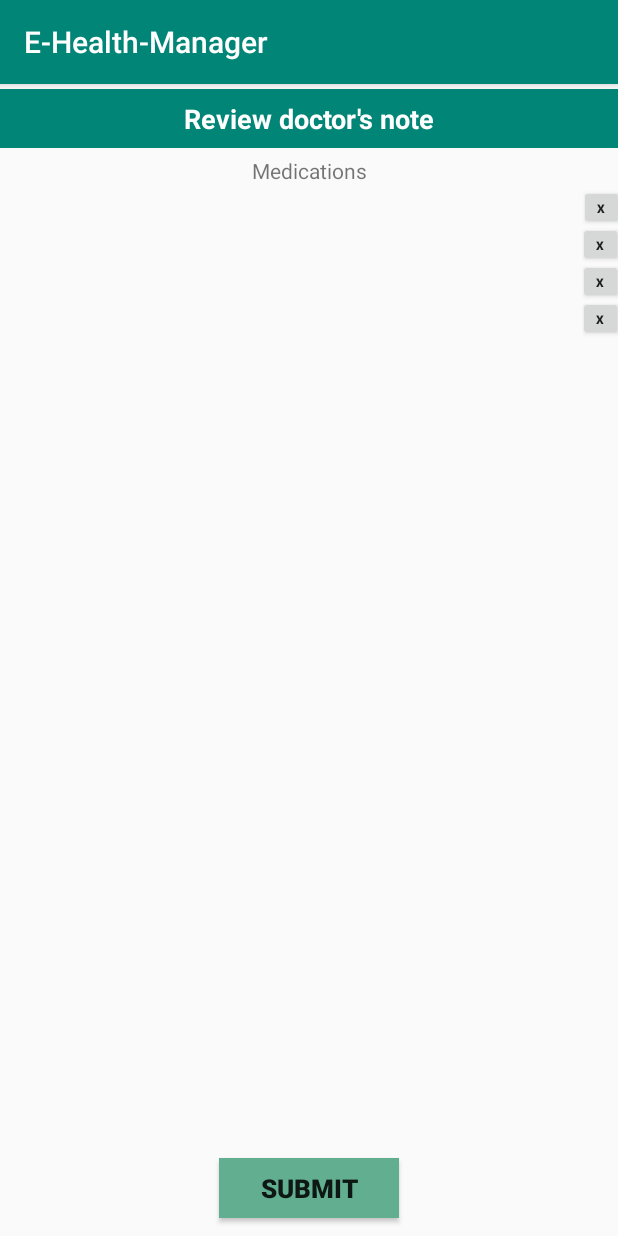
After one commit to ece1778-2020/Healthy-Mind, an Android app: the ManualConfirm screen opened directly, with no data from a screen before it, on a phone screen of 412 x 824 dp. The commit adds this screen. Run offline under Robolectric (Android 15) with nearby library versions, the phone set to English and light mode, and no system bars; our stand-ins replace Firebase (no records; nobody signed in at launch, a user with empty details on screens opened directly); 4 statements that could not run were skipped.

Commit message:
woking on manual input

```diff
--- a/app/src/main/AndroidManifest.xml
+++ b/app/src/main/AndroidManifest.xml
@@ -13,7 +13,8 @@
         android:roundIcon="@mipmap/ic_launcher_round"
         android:supportsRtl="true"
         android:theme="@style/AppTheme">
-        <activity android:name=".ManualMedication"></activity>
+        <activity android:name=".ManualConfirm"></activity>
+        <activity android:name=".ManualMedication" />
         <activity android:name=".ManualMoreInfo" />
         <activity android:name=".ManualAppointments" />
         <activity android:name=".ChangeRoutine" />
--- /dev/null
+++ b/app/src/main/java/com/example/e_health_manager/ManualConfirm.java
@@ -0,0 +1,77 @@
+package com.example.e_health_manager;
+
+import androidx.annotation.Nullable;
+import androidx.appcompat.app.AppCompatActivity;
+
+import android.content.Intent;
+import android.os.Bundle;
+import android.view.View;
+import android.widget.TextView;
+
+import com.google.firebase.auth.FirebaseAuth;
+import com.google.firebase.firestore.DocumentSnapshot;
+import com.google.firebase.firestore.EventListener;
+import com.google.firebase.firestore.FirebaseFirestore;
+import com.google.firebase.firestore.FirebaseFirestoreException;
+
+import java.util.ArrayList;
+import java.util.HashMap;
+
+public class ManualConfirm extends AppCompatActivity {
+
+    String doctor_note_id;
+
+    FirebaseFirestore db;
+    FirebaseAuth mAuth;
+    String userID;
+
+    TextView m1, m2, m3, m4;
+
+    @Override
+    protected void onCreate(Bundle savedInstanceState) {
+        super.onCreate(savedInstanceState);
+        setContentView(R.layout.activity_manual_confirm);
+
+        db = FirebaseFirestore.getInstance();
+
+        mAuth = FirebaseAuth.getInstance();
+        // Current user.
+        userID = mAuth.getCurrentUser().getUid();
+
+        m1 = findViewById(R.id.textView11);
+        m2 = findViewById(R.id.textView12);
+        m3 = findViewById(R.id.textView13);
+        m4 = findViewById(R.id.textView14);
+
+
+        // handle the intent called from the previous page.
+        // callingActivityIntent is from the previous page.
+        Intent callingActivityIntent = getIntent();
+
+        if (callingActivityIntent != null) {
+            doctor_note_id = callingActivityIntent.getStringExtra("curr_doctor_note_id");
+        }
+
+        db.collection("doctor's note")
+                .document(doctor_note_id)
+                .addSnapshotListener(this, new EventListener<DocumentSnapshot>() {
+                    @Override
+                    public void onEvent(@Nullable DocumentSnapshot documentSnapshot, @Nullable FirebaseFirestoreException e) {
+                        ArrayList<HashMap<String, Object>> medications = (ArrayList<HashMap<String, Object>>) documentSnapshot.get("medications");
+                        HashMap<String, Object> m1_item = medications.get(0);
+                        String m1_text = "take: " + m1_item.get("name").toString() + "for: " + m1_item.get("reason").toString() + "at time: " + m1_item.get("time").toString();
+                        m1.setText(m1_text);
+
+                        HashMap<String, Object> m2_item = medications.get(1);
+                        String m2_text = "take: " + m2_item.get("name").toString() + "for: " + m2_item.get("reason").toString() + "at time: " + m2_item.get("time").toString();
+                        m2.setText(m2_text);
+                    }
+                });
+
+
+    }
+
+    public void onClick_submit(View view) {
+
+    }
+}
--- a/app/src/main/java/com/example/e_health_manager/ManualMoreInfo.java
+++ b/app/src/main/java/com/example/e_health_manager/ManualMoreInfo.java
@@ -15,7 +15,7 @@ public class ManualMoreInfo extends AppCompatActivity {
     }
 
 
-    public void onClick_submit(View view) {
+    public void onClick_next_page(View view) {
 
     }
 }
--- /dev/null
+++ b/app/src/main/res/layout/activity_manual_confirm.xml
@@ -0,0 +1,153 @@
+<?xml version="1.0" encoding="utf-8"?>
+<androidx.constraintlayout.widget.ConstraintLayout xmlns:android="http://schemas.android.com/apk/res/android"
+    xmlns:app="http://schemas.android.com/apk/res-auto"
+    xmlns:tools="http://schemas.android.com/tools"
+    android:layout_width="match_parent"
+    android:layout_height="match_parent"
+    tools:context=".ManualConfirm">
+
+
+    <TextView
+        android:id="@+id/title"
+        android:layout_width="match_parent"
+        android:layout_height="39dp"
+        android:layout_marginTop="3dp"
+        android:background="@color/colorPrimary"
+        android:gravity="center"
+        android:text="Review doctor's note"
+        android:textColor="@color/white"
+        android:textSize="18sp"
+        android:textStyle="bold"
+        app:layout_constraintTop_toTopOf="parent"
+        tools:layout_editor_absoluteX="1dp" />
+
+
+    <TextView
+        android:id="@+id/textView10"
+        android:layout_width="wrap_content"
+        android:layout_height="wrap_content"
+        android:layout_marginTop="5dp"
+        android:text="Medications"
+        app:layout_constraintEnd_toEndOf="parent"
+        app:layout_constraintStart_toStartOf="parent"
+        app:layout_constraintTop_toBottomOf="@+id/title" />
+
+
+    <TextView
+        android:id="@+id/textView11"
+        android:layout_width="390dp"
+        android:layout_height="wrap_content"
+        android:layout_marginTop="5dp"
+        android:gravity="center"
+        app:layout_constraintEnd_toStartOf="@id/button6"
+        app:layout_constraintStart_toStartOf="parent"
+        app:layout_constraintTop_toBottomOf="@+id/textView10" />
+
+
+    <Button
+        android:id="@+id/button6"
+        android:layout_width="30dp"
+        android:layout_height="30dp"
+        android:text="X"
+        android:textStyle="bold"
+        android:textSize="8sp"
+        app:layout_constraintEnd_toEndOf="parent"
+        app:layout_constraintStart_toEndOf="@+id/textView11"
+        app:layout_constraintTop_toBottomOf="@+id/textView10" />
+
+
+    <TextView
+        android:id="@+id/textView12"
+        android:layout_width="390dp"
+        android:layout_height="wrap_content"
+        android:layout_marginTop="5dp"
+        android:gravity="center"
+        app:layout_constraintEnd_toStartOf="@id/button6"
+        app:layout_constraintStart_toStartOf="parent"
+        app:layout_constraintTop_toBottomOf="@+id/textView11" />
+
+
+    <Button
+        android:id="@+id/button7"
+        android:layout_width="30dp"
+        android:layout_height="30dp"
+        android:text="X"
+        android:textStyle="bold"
+        android:textSize="8sp"
+        app:layout_constraintEnd_toEndOf="parent"
+        app:layout_constraintStart_toEndOf="@+id/textView12"
+        app:layout_constraintTop_toBottomOf="@+id/textView11" />
+
+
+    <TextView
+        android:id="@+id/textView13"
+        android:layout_width="390dp"
+        android:layout_height="wrap_content"
+        android:layout_marginTop="5dp"
+        android:gravity="center"
+        app:layout_constraintEnd_toStartOf="@id/button6"
+        app:layout_constraintStart_toStartOf="parent"
+        app:layout_constraintTop_toBottomOf="@+id/textView12" />
+
+
+    <Button
+        android:id="@+id/button8"
+        android:layout_width="30dp"
+        android:layout_height="30dp"
+        android:text="X"
+        android:textStyle="bold"
+        android:textSize="8sp"
+        app:layout_constraintEnd_toEndOf="parent"
+        app:layout_constraintStart_toEndOf="@+id/textView13"
+        app:layout_constraintTop_toBottomOf="@+id/textView12" />
+
+
+
+    <TextView
+        android:id="@+id/textView14"
+        android:layout_width="390dp"
+        android:layout_height="wrap_content"
+        android:layout_marginTop="5dp"
+        android:gravity="center"
+        app:layout_constraintEnd_toStartOf="@id/button6"
+        app:layout_constraintStart_toStartOf="parent"
+        app:layout_constraintTop_toBottomOf="@+id/textView13" />
+
+
+    <Button
+        android:id="@+id/button9"
+        android:layout_width="30dp"
+        android:layout_height="30dp"
+        android:text="X"
+        android:textStyle="bold"
+        android:textSize="8sp"
+        app:layout_constraintEnd_toEndOf="parent"
+        app:layout_constraintStart_toEndOf="@+id/textView14"
+        app:layout_constraintTop_toBottomOf="@+id/textView13" />
+
+
+
+
+
+
+
+
+
+    <Button
+        android:id="@+id/submit"
+        android:layout_width="120dp"
+        android:layout_height="40dp"
+        android:layout_marginBottom="12dp"
+        android:background="@color/commentTitle"
+        android:onClick="onClick_submit"
+        android:text="submit"
+        android:textSize="17sp"
+        android:textStyle="bold"
+        app:layout_constraintBottom_toBottomOf="parent"
+        app:layout_constraintEnd_toEndOf="parent"
+        app:layout_constraintStart_toStartOf="parent" />
+
+
+
+
+</androidx.constraintlayout.widget.ConstraintLayout>
--- a/app/src/main/res/layout/activity_manual_more_info.xml
+++ b/app/src/main/res/layout/activity_manual_more_info.xml
@@ -166,8 +166,8 @@
         android:layout_height="40dp"
         android:layout_marginBottom="12dp"
         android:background="@color/commentTitle"
-        android:onClick="onClick_submit"
-        android:text="submit"
+        android:onClick="onClick_next_page"
+        android:text="next"
         android:textSize="17sp"
         android:textStyle="bold"
         app:layout_constraintBottom_toBottomOf="parent"
```
Also changed, not shown: app/src/main/java/com/example/e_health_manager/AddNoteActivity.java (+38 -4 lines), app/src/main/java/com/example/e_health_manager/InputManual.java (+15 -0 lines), app/src/main/java/com/example/e_health_manager/ManualMedication.java (+29 -55 lines).
